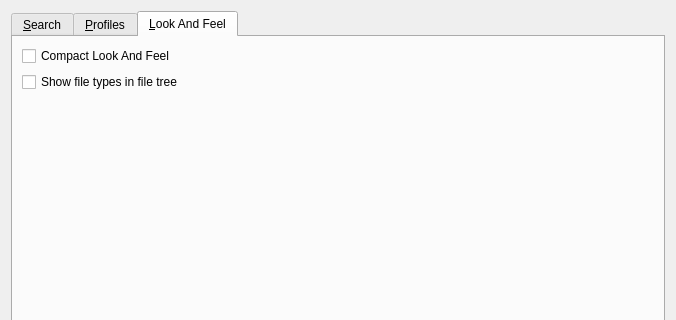
This is src/gtatools-gui/src/src/gui/ConfigWidget.ui in alemariusnexus/gtatools as Qt 5 draws it before an edit; both pictures show x 0 to 676 and y 0 to 320 of the 676 by 573 pixel window. The edited form follows.
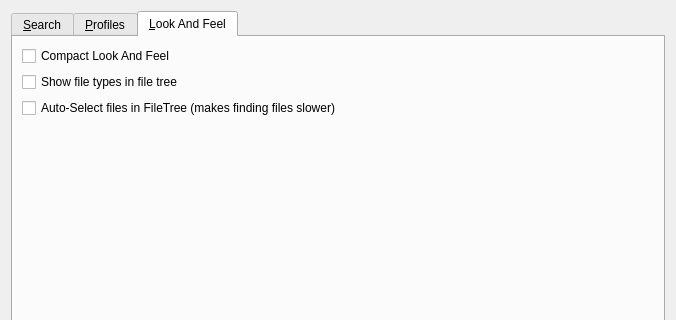
This is the edited form.

What changed in the file:
```diff
--- a/src/gtatools-gui/src/src/gui/ConfigWidget.ui
+++ b/src/gtatools-gui/src/src/gui/ConfigWidget.ui
@@ -170,6 +170,13 @@
          </property>
         </widget>
        </item>
+       <item>
+        <widget class="QCheckBox" name="fileTreeAutoSelectBox">
+         <property name="text">
+          <string>Auto-Select files in FileTree (makes finding files slower)</string>
+         </property>
+        </widget>
+       </item>
        <item>
         <spacer name="verticalSpacer">
          <property name="orientation">
```
